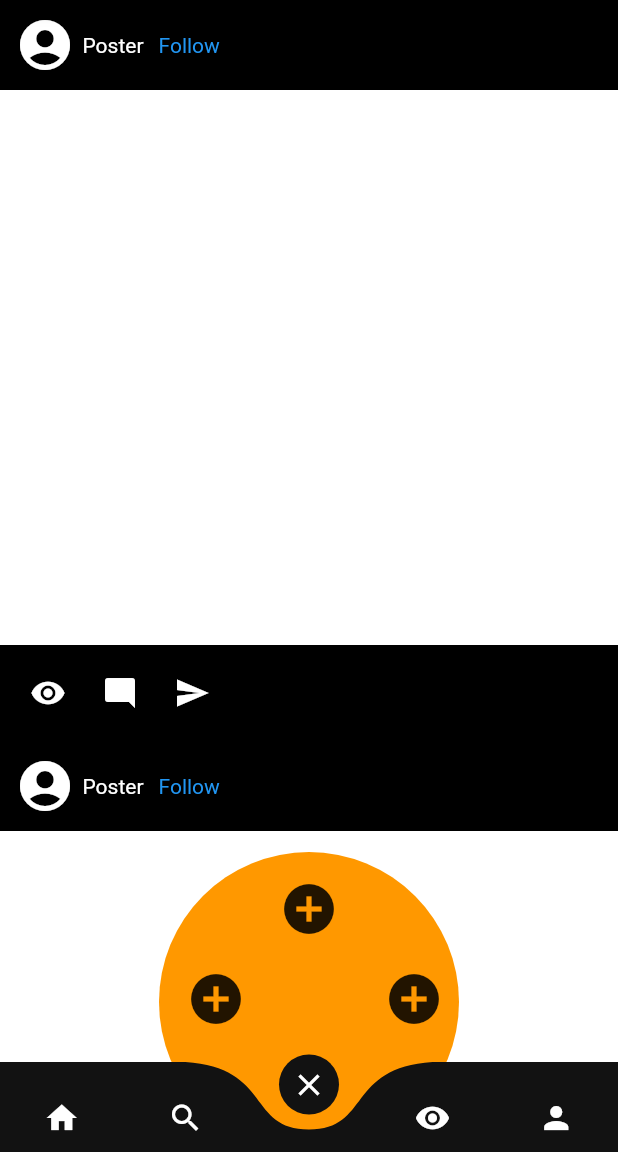
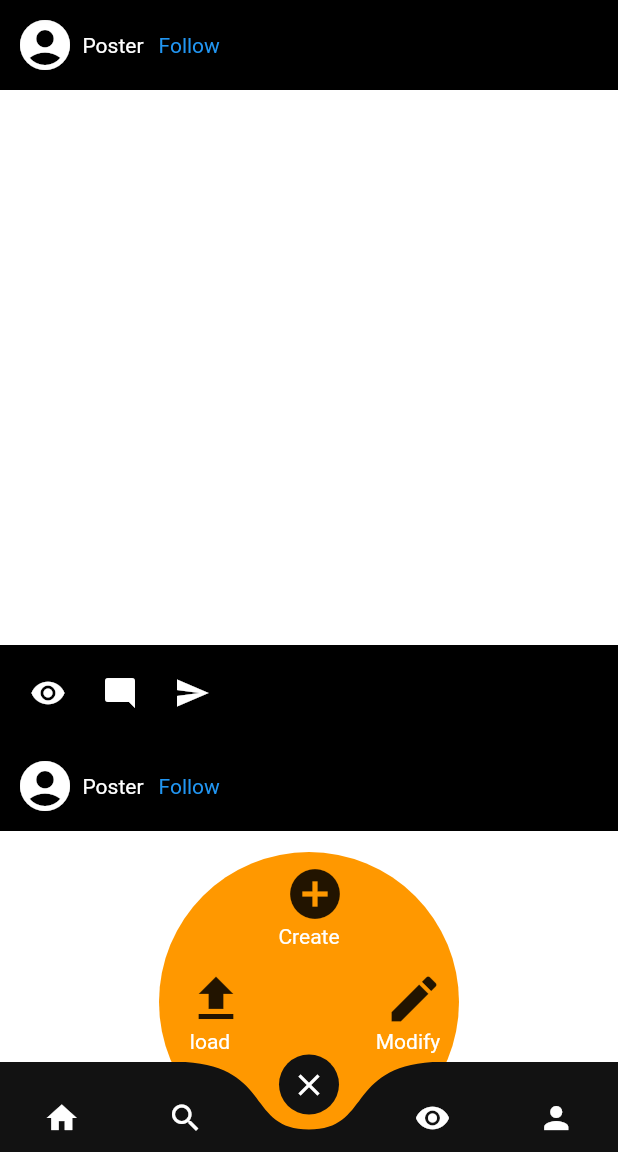
Before and after one commit to josh0196/argo, a Flutter app: the screen it shows after launch, item 3 of the bottom bar chosen, on a phone screen of 412 x 824 dp, the part 84-1236 px from its top. Run offline on Flutter 3.47's test engine with Material 2 defaults, Android fonts, the phone set to English and light mode, and no system bars; drawn by our look-alikes of curved_navigation_bar.

Commit message:
Added menu navigation

```diff
--- /dev/null
+++ b/argo_app/lib/frontend/routes/create/create_route.dart
@@ -0,0 +1,15 @@
+import 'package:argo/frontend/routes/notifications/components/notifications_app_bar.dart';
+import 'package:flutter/material.dart';
+
+class CreateRoute extends StatelessWidget {
+  @override
+  Widget build(BuildContext context) {
+    return Scaffold(
+      appBar: NotificationsAppBar(),
+      body: Container(
+        color: Colors.black,
+        child: Text('Create'),
+      ),
+    );
+  }
+}
--- /dev/null
+++ b/argo_app/lib/frontend/routes/load/load_route.dart
@@ -0,0 +1,15 @@
+import 'package:argo/frontend/routes/notifications/components/notifications_app_bar.dart';
+import 'package:flutter/material.dart';
+
+class LoadRoute extends StatelessWidget {
+  @override
+  Widget build(BuildContext context) {
+    return Scaffold(
+      appBar: NotificationsAppBar(),
+      body: Container(
+        color: Colors.black,
+        child: Text('Load'),
+      ),
+    );
+  }
+}
--- /dev/null
+++ b/argo_app/lib/frontend/routes/modify/modify_route.dart
@@ -0,0 +1,14 @@
+import 'package:argo/frontend/routes/notifications/components/notifications_app_bar.dart';
+import 'package:flutter/material.dart';
+
+class ModifyRoute extends StatelessWidget {
+  @override
+  Widget build(BuildContext context) {
+    return Scaffold(
+      body: Container(
+        color: Colors.black,
+        child: Text('Modify'),
+      ),
+    );
+  }
+}
--- a/argo_app/lib/frontend/routes/route_names.dart
+++ /dev/null
@@ -1 +0,0 @@
-enum RouteNames { home, search, add, notifications, userProfile }
--- /dev/null
+++ b/argo_app/lib/frontend/shared/util/route_names.dart
@@ -0,0 +1,10 @@
+enum RouteNames {
+  home,
+  search,
+  add,
+  notifications,
+  userProfile,
+  load,
+  create,
+  modify
+}
--- /dev/null
+++ b/argo_app/lib/frontend/shared/util/route_provider.dart
@@ -0,0 +1,33 @@
+import 'package:argo/frontend/routes/create/create_route.dart';
+import 'package:argo/frontend/routes/home/home_route.dart';
+import 'package:argo/frontend/routes/load/load_route.dart';
+import 'package:argo/frontend/routes/modify/modify_route.dart';
+import 'package:argo/frontend/routes/notifications/notifications_route.dart';
+import 'package:argo/frontend/routes/profile/profile_route.dart';
+import 'package:argo/frontend/routes/search/search_route.dart';
+import 'package:argo/frontend/shared/util/route_names.dart';
+import 'package:flutter/cupertino.dart';
+
+Widget routeProvider(RouteNames route) {
+  switch (route) {
+    case RouteNames.home:
+      return HomeRoute();
+    case RouteNames.search:
+      return SearchRoute();
+    case RouteNames.notifications:
+      return NotificationsRoute();
+    case RouteNames.userProfile:
+      return ProfileRoute(
+        profileName: 'UserName',
+      );
+    case RouteNames.load:
+      return LoadRoute();
+    case RouteNames.create:
+      return CreateRoute();
+    case RouteNames.modify:
+      return ModifyRoute();
+    default:
+      print("Tried to route to unexisting route! Routing home instead...");
+      return HomeRoute();
+  }
+}
--- /dev/null
+++ b/argo_app/lib/frontend/shared/widgets/mainScaffold/add_menu.dart
@@ -0,0 +1,80 @@
+import 'package:argo/frontend/shared/util/route_names.dart';
+import 'package:argo/provider/navigation_state_provider.dart';
+import 'package:flutter/material.dart';
+import 'package:provider/provider.dart';
+
+class AddMenu extends StatelessWidget {
+  const AddMenu({
+    Key key,
+  }) : super(key: key);
+
+  @override
+  Widget build(BuildContext context) {
+    return Align(
+      child: Consumer<NavigationState>(
+        builder: (_, navigationState, __) => AnimatedContainer(
+            duration: Duration(milliseconds: 120),
+            padding: EdgeInsets.zero,
+            decoration:
+                BoxDecoration(color: Colors.orange, shape: BoxShape.circle),
+            height: navigationState.currentRoute == RouteNames.add ? 200 : 0,
+            width: 200,
+            child: Stack(
+              children: <Widget>[
+                Positioned(
+                  top: 70,
+                  left: 10,
+                  child: Column(
+                    children: [
+                      IconButton(
+                        icon: Icon(
+                          Icons.file_upload,
+                          size: 40,
+                        ),
+                        onPressed: () =>
+                            navigationState.currentRoute = RouteNames.load,
+                      ),
+                      Text('load')
+                    ],
+                  ),
+                ),
+                Positioned(
+                  top: 70,
+                  right: 10,
+                  child: Column(
+                    children: [
+                      IconButton(
+                        icon: Icon(
+                          Icons.edit,
+                          size: 40,
+                        ),
+                        onPressed: () =>
+                            navigationState.currentRoute = RouteNames.modify,
+                      ),
+                      Text('Modify')
+                    ],
+                  ),
+                ),
+                Align(
+                  alignment: Alignment.topCenter,
+                  child: Column(
+                    children: [
+                      IconButton(
+                        icon: Icon(
+                          Icons.add_circle,
+                          size: 40,
+                        ),
+                        onPressed: () =>
+                            navigationState.currentRoute = RouteNames.create,
+                      ),
+                      Text('Create')
+                    ],
+                  ),
+                ),
+              ],
+            )),
+      ),
+      alignment: Alignment.bottomCenter,
+    );
+  }
+}
--- /dev/null
+++ b/argo_app/lib/frontend/shared/widgets/mainScaffold/main_scaffold.dart
@@ -0,0 +1,41 @@
+import 'package:argo/frontend/routes/create/create_route.dart';
+import 'package:argo/frontend/routes/home/home_route.dart';
+import 'package:argo/frontend/routes/load/load_route.dart';
+import 'package:argo/frontend/routes/modify/modify_route.dart';
+import 'package:argo/frontend/routes/notifications/notifications_route.dart';
+import 'package:argo/frontend/routes/profile/profile_route.dart';
+import 'package:argo/frontend/shared/util/route_provider.dart';
+import 'package:argo/frontend/shared/util/route_names.dart';
+import 'package:argo/frontend/routes/search/search_route.dart';
+import 'package:argo/frontend/shared/widgets/mainScaffold/add_menu.dart';
+import 'package:argo/frontend/shared/widgets/navigation_bar.dart';
+import 'package:argo/provider/navigation_state_provider.dart';
+import 'package:flutter/material.dart';
+import 'package:provider/provider.dart';
+
+class MainScaffold extends StatelessWidget {
+  const MainScaffold({
+    Key key,
+  }) : super(key: key);
+
+  @override
+  Widget build(BuildContext context) {
+    return Scaffold(
+      body: Stack(
+        children: [
+          Consumer<NavigationState>(
+            builder: (_, navigationState, __) {
+              RouteNames _route = navigationState.currentRoute;
+              if (_route == RouteNames.add) _route = navigationState.oldRoute;
+              return routeProvider(_route);
+            },
+          ),
+          AddMenu()
+        ],
+      ),
+      backgroundColor: Colors.transparent,
+      extendBody: true,
+      bottomNavigationBar: NavigationBar(),
+    );
+  }
+}
--- a/argo_app/lib/frontend/shared/widgets/navigation_bar.dart
+++ b/argo_app/lib/frontend/shared/widgets/navigation_bar.dart
@@ -1,4 +1,4 @@
-import 'package:argo/frontend/routes/route_names.dart';
+import 'package:argo/frontend/shared/util/route_names.dart';
 import 'package:argo/provider/navigation_state_provider.dart';
 import 'package:curved_navigation_bar/curved_navigation_bar.dart';
 import 'package:flutter/material.dart';
@@ -10,7 +10,9 @@ class NavigationBar extends StatelessWidget {
     return Consumer<NavigationState>(
       builder: (_, navigationState, __) {
         return CurvedNavigationBar(
-          index: navigationState.currentRoute.index,
+          index: navigationState.currentRoute.index > 4
+              ? 2
+              : navigationState.currentRoute.index,
           color: Color.fromRGBO(18, 18, 18, 1),
           height: 60,
           animationDuration: Duration(milliseconds: 130),
@@ -49,7 +51,12 @@ class NavigationBar extends StatelessWidget {
             ),
           ],
           onTap: (int index) {
-            navigationState.currentRoute = RouteNames.values[index];
+            if (navigationState.currentRoute == RouteNames.create ||
+                navigationState.currentRoute == RouteNames.load ||
+                navigationState.currentRoute == RouteNames.modify)
+              navigationState.pop();
+            else
+              navigationState.currentRoute = RouteNames.values[index];
           },
         );
       },
--- a/argo_app/lib/main.dart
+++ b/argo_app/lib/main.dart
@@ -1,9 +1,4 @@
-import 'package:argo/frontend/routes/home/home_route.dart';
-import 'package:argo/frontend/routes/notifications/notifications_route.dart';
-import 'package:argo/frontend/routes/profile/profile_route.dart';
-import 'package:argo/frontend/routes/route_names.dart';
-import 'package:argo/frontend/routes/search/search_route.dart';
-import 'package:argo/frontend/shared/widgets/navigation_bar.dart';
+import 'package:argo/frontend/shared/widgets/mainScaffold/main_scaffold.dart';
 import 'package:argo/provider/navigation_state_provider.dart';
 import 'package:flutter/material.dart';
 import 'package:provider/provider.dart';
@@ -25,89 +20,7 @@ class ArgoApp extends StatelessWidget {
         primaryIconTheme: IconThemeData(color: Colors.black),
       ),
       home: ChangeNotifierProvider<NavigationState>(
-        child: Scaffold(
-          body: Stack(
-            children: [
-              Consumer<NavigationState>(
-                builder: (_, navigationState, __) {
-                  RouteNames _route = navigationState.currentRoute;
-                  if (_route == RouteNames.add)
-                    _route = navigationState.oldRoute;
-                  switch (_route) {
-                    case RouteNames.home:
-                      return HomeRoute();
-                    case RouteNames.search:
-                      return SearchRoute();
-                    case RouteNames.notifications:
-                      return NotificationsRoute();
-                    case RouteNames.userProfile:
-                      return ProfileRoute(
-                        profileName: 'UserName',
-                      );
-                    default:
-                      print(
-                          "Tried to route to unexisting route! Routing home instead...");
-                      return HomeRoute();
-                  }
-                },
-              ),
-              Align(
-                child: Consumer<NavigationState>(
-                  builder: (_, navigationState, __) => AnimatedContainer(
-                      duration: Duration(milliseconds: 120),
-                      padding: EdgeInsets.zero,
-                      decoration: BoxDecoration(
-                          color: Colors.orange, shape: BoxShape.circle),
-                      height: navigationState.currentRoute == RouteNames.add
-                          ? 200
-                          : 0,
-                      width: 200,
-                      child: Stack(
-                        children: <Widget>[
-                          Positioned(
-                            top: 70,
-                            left: 10,
-                            child: IconButton(
-                              icon: Icon(
-                                Icons.add_circle,
-                                size: 40,
-                              ),
-                              onPressed: () {},
-                            ),
-                          ),
-                          Positioned(
-                            top: 70,
-                            right: 10,
-                            child: IconButton(
-                              icon: Icon(
-                                Icons.add_circle,
-                                size: 40,
-                              ),
-                              onPressed: () {},
-                            ),
-                          ),
-                          Positioned(
-                            top: 10,
-                            right: 80,
-                            child: IconButton(
-                              icon: Icon(
-                                Icons.add_circle,
-                                size: 40,
-                              ),
-                              onPressed: () {},
-                            ),
-                          )
-                        ],
-                      )),
-                ),
-                alignment: Alignment.bottomCenter,
-              )
-            ],
-          ),
-          backgroundColor: Colors.transparent,
-          extendBody: true,
-          bottomNavigationBar: NavigationBar(),
-        ),
+        child: MainScaffold(),
         create: (_) => NavigationState(),
       ),
     );
--- a/argo_app/lib/provider/navigation_state_provider.dart
+++ b/argo_app/lib/provider/navigation_state_provider.dart
@@ -1,4 +1,4 @@
-import 'package:argo/frontend/routes/route_names.dart';
+import 'package:argo/frontend/shared/util/route_names.dart';
 import 'package:flutter/material.dart';
 
 class NavigationState with ChangeNotifier {
@@ -10,7 +10,7 @@ class NavigationState with ChangeNotifier {
 
   set currentRoute(RouteNames route) {
     if (route != _currentRoute) {
-      _oldRoute = _currentRoute;
+      if (_currentRoute != RouteNames.add) _oldRoute = _currentRoute;
       _currentRoute = route;
       notifyListeners();
       print('Navigated to ' + currentRoute.toString());
@@ -21,4 +21,10 @@ class NavigationState with ChangeNotifier {
       notifyListeners();
     }
   }
+
+  void pop() {
+    print('pop');
+    _currentRoute = _oldRoute;
+    notifyListeners();
+  }
 }
```
